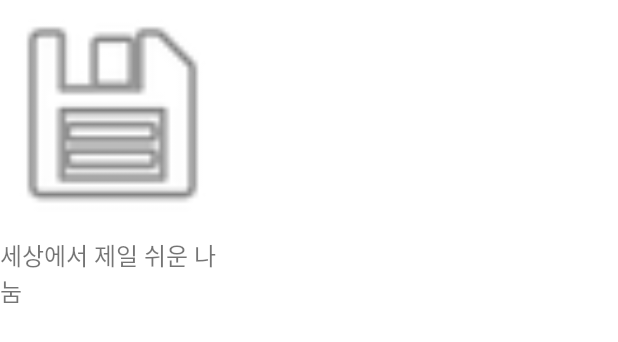
After one commit to HyeokJaeChoi/BigwalkClone, an Android app: the layout my_campaign_item.xml on its own in the app's theme, with its tools: preview values and no code run, on a phone screen of 412 x 824 dp. The commit adds this screen. Shown: the top 342 px of the screen. Run offline under Robolectric (Android 15) with nearby library versions, the phone set to English and light mode, and no system bars; network calls fail.

Commit message:
내가 참여한 캠페인 리스트 추가

```diff
--- a/app/src/main/java/com/example/bigwalkclone/repository/CampaignDataSource.kt
+++ b/app/src/main/java/com/example/bigwalkclone/repository/CampaignDataSource.kt
@@ -5,9 +5,10 @@ import androidx.paging.PagingSource
 import androidx.paging.PagingState
 import com.example.bigwalkclone.model.CampaignModel
 import com.example.bigwalkclone.network.NetworkRequestFactory
+import com.example.bigwalkclone.viewmodel.CampaignViewModel
 import java.lang.Exception
 
-class CampaignDataSource: PagingSource<Int, CampaignModel>() {
+class CampaignDataSource(private val viewModel: CampaignViewModel): PagingSource<Int, CampaignModel>() {
 
     override suspend fun load(params: LoadParams<Int>): LoadResult<Int, CampaignModel> {
         return try {
@@ -19,6 +20,7 @@ class CampaignDataSource: PagingSource<Int, CampaignModel>() {
             else {
                 null
             }
+            viewModel.setMyCampaigns(campaigns.filter { campaign -> campaign.myCampaignModel.lastDonatedDateTime != null })
 
             LoadResult.Page(
                 data = campaigns,
--- a/app/src/main/res/layout/campaign_fragment.xml
+++ b/app/src/main/res/layout/campaign_fragment.xml
@@ -34,6 +34,7 @@
             app:layout_constraintTop_toBottomOf="@id/my_campaign_title"
             app:layout_constraintStart_toStartOf="parent"
             app:layout_constraintEnd_toEndOf="parent"
+            tools:listitem="@layout/my_campaign_item"
             />
 
     </androidx.constraintlayout.widget.ConstraintLayout>
--- /dev/null
+++ b/app/src/main/res/layout/my_campaign_item.xml
@@ -0,0 +1,48 @@
+<?xml version="1.0" encoding="utf-8"?>
+<androidx.constraintlayout.widget.ConstraintLayout xmlns:android="http://schemas.android.com/apk/res/android"
+    xmlns:app="http://schemas.android.com/apk/res-auto"
+    xmlns:tools="http://schemas.android.com/tools"
+    android:layout_width="wrap_content"
+    android:layout_height="wrap_content">
+
+    <androidx.cardview.widget.CardView
+        android:id="@+id/my_campaign_thumbnail_container"
+        android:layout_width="150dp"
+        android:layout_height="150dp"
+        app:layout_constraintTop_toTopOf="parent"
+        app:layout_constraintStart_toStartOf="parent"
+        app:layout_constraintEnd_toEndOf="parent"
+        app:cardCornerRadius="12dp"
+        app:cardElevation="0dp">
+
+        <ImageView
+            android:id="@+id/my_campaign_thumbnail"
+            android:layout_width="match_parent"
+            android:layout_height="match_parent"
+            tools:src="@android:drawable/ic_menu_save"
+            />
+
+        <ImageView
+            android:id="@+id/my_campaign_donate_done"
+            android:layout_width="65dp"
+            android:layout_height="65dp"
+            android:src="@drawable/btn_donation_med_n"
+            android:layout_gravity="center"
+            android:visibility="invisible"
+            />
+
+    </androidx.cardview.widget.CardView>
+
+    <TextView
+        android:id="@+id/my_campaign_name"
+        android:layout_width="0dp"
+        android:layout_height="wrap_content"
+        android:layout_marginTop="8dp"
+        android:textSize="16sp"
+        app:layout_constraintTop_toBottomOf="@id/my_campaign_thumbnail_container"
+        app:layout_constraintStart_toStartOf="@id/my_campaign_thumbnail_container"
+        app:layout_constraintEnd_toEndOf="@id/my_campaign_thumbnail_container"
+        tools:text="세상에서 제일 쉬운 나눔 "
+        />
+
+</androidx.constraintlayout.widget.ConstraintLayout>
```
Also changed, not shown: app/src/main/java/com/example/bigwalkclone/adapter/MyCampaignAdapter.kt (added, +52 -0 lines), app/src/main/java/com/example/bigwalkclone/view/CampaignFragment.kt (+14 -0 lines), app/src/main/java/com/example/bigwalkclone/viewmodel/CampaignViewModel.kt (+14 -1 lines).
